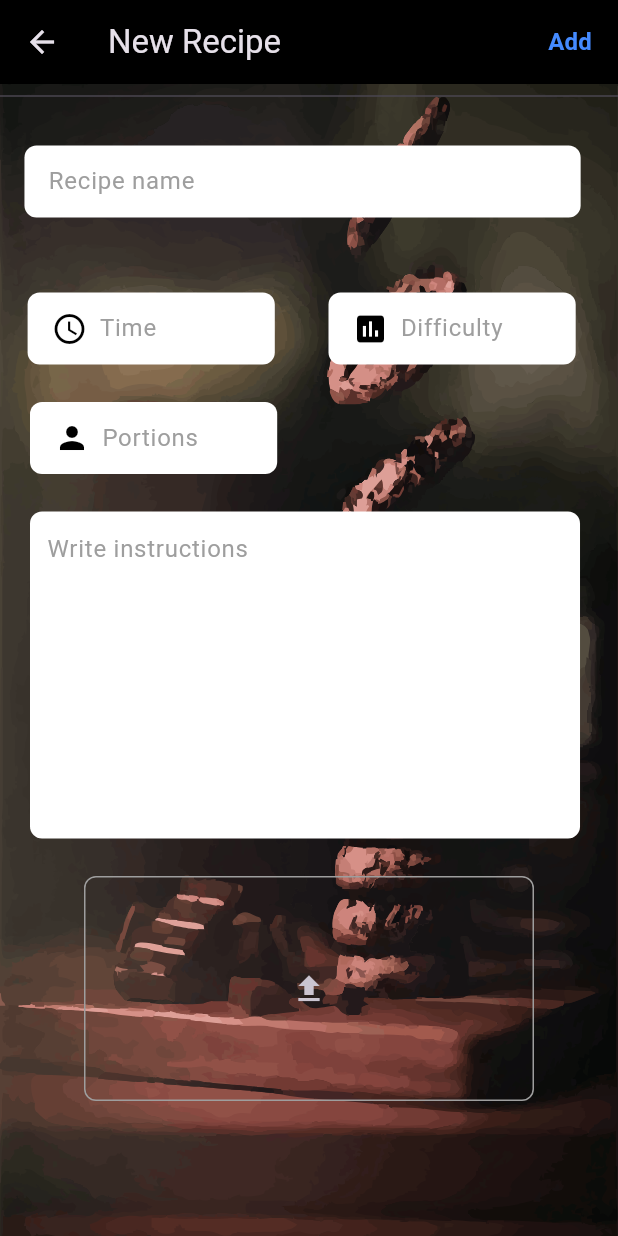
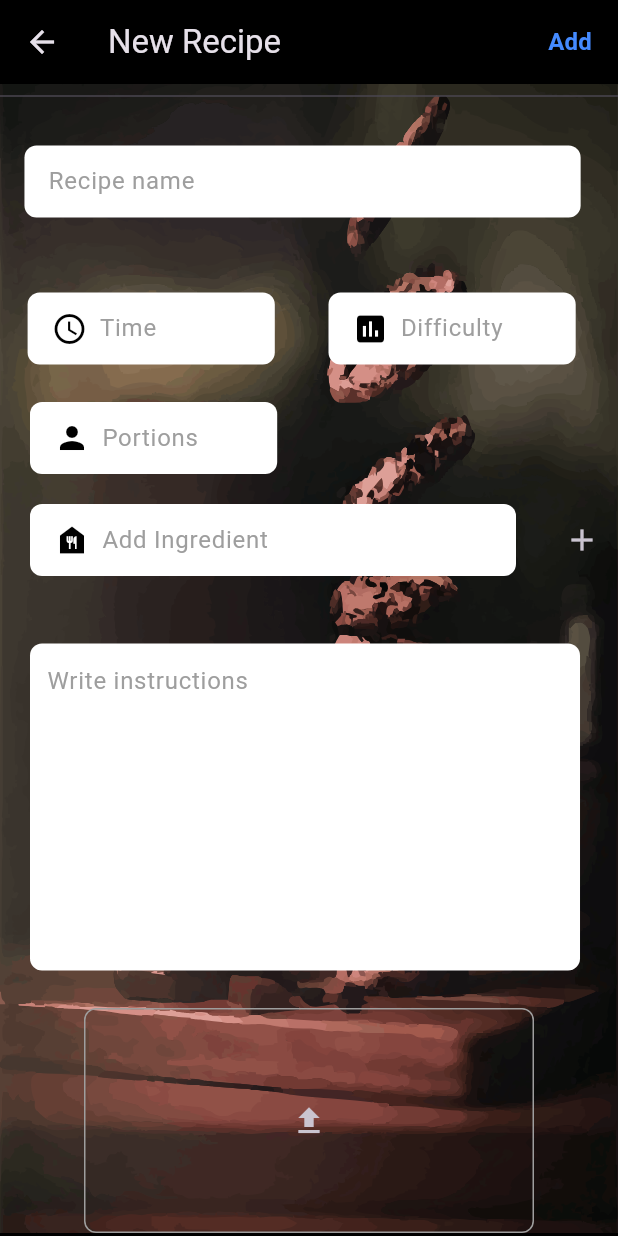
Before and after one commit to romeovasil/proiect_chs, a Flutter app: the AddRecipeScreen screen opened directly, on a phone screen of 412 x 824 dp. Run offline on Flutter 3.47's test engine with Material 3 defaults, Android fonts, the phone set to English and light mode, and no system bars; our stand-ins replace cloud_firestore, firebase_auth, firebase_core, firebase_storage, flutter_svg, image_picker; accounts and stored records are empty.

Commit message:
added add ingredients feature

```diff
--- a/lib/model/recipe.dart
+++ b/lib/model/recipe.dart
@@ -11,6 +11,7 @@ class Recipe {
   final String recipeUrl;
   final String recipeId;
   final likes;
+  final ingredients;
 
   const Recipe(
       {required this.name,
@@ -22,7 +23,8 @@ class Recipe {
       required this.username,
       required this.recipeUrl,
       required this.recipeId,
-      required this.likes});
+      required this.likes,
+      required this.ingredients});
 
   static Recipe fromSnap(DocumentSnapshot snap) {
     var snapshot = snap.data() as Map<String, dynamic>;
@@ -38,6 +40,7 @@ class Recipe {
       recipeUrl: snapshot["recipeUrl"],
       recipeId: snapshot["recipeId"],
       likes: snapshot["likes"],
+      ingredients: snapshot["ingredients"],
     );
   }
 
@@ -52,5 +55,6 @@ class Recipe {
         "recipeUrl": recipeUrl,
         "recipeId": recipeId,
         "likes": likes,
+        "ingredients": ingredients,
       };
 }
--- a/lib/resources/auth_methods.dart
+++ b/lib/resources/auth_methods.dart
@@ -58,4 +58,8 @@ class AuthMethods {
     }
     return res;
   }
+
+  Future<void> signOut() async {
+    await _auth.signOut();
+  }
 }
--- a/lib/resources/firestore_methods.dart
+++ b/lib/resources/firestore_methods.dart
@@ -16,7 +16,8 @@ class FirestoreMethods {
       String time,
       String portions,
       String difficulty,
-      String username) async {
+      String username,
+      ingredients) async {
     String res = "error";
     try {
       print("merge?");
@@ -35,7 +36,7 @@ class FirestoreMethods {
           recipeUrl: photoUrl,
           username: username,
           likes: [],
-      );
+          ingredients: ingredients);
 
       _firebaseFirestore
           .collection("recipes")
--- a/lib/screens/add_recipe_screen.dart
+++ b/lib/screens/add_recipe_screen.dart
@@ -25,7 +25,9 @@ class _AddRecipeScreenState extends State<AddRecipeScreen> {
   final TextEditingController _timeController = TextEditingController();
   final TextEditingController _portionsController = TextEditingController();
   final TextEditingController _difficultyController = TextEditingController();
+  final TextEditingController _ingredientController = TextEditingController();
 
+  List<String> ingredientsList = [];
   bool _isLoading = false;
   void addRecipe(String uid, String username) async {
     setState(() {
@@ -40,7 +42,8 @@ class _AddRecipeScreenState extends State<AddRecipeScreen> {
           _timeController.text,
           _portionsController.text,
           _difficultyController.text,
-          username);
+          username,
+          ingredientsList);
       if (res == "succes") {
         setState(() {
           _isLoading = false;
@@ -122,6 +125,21 @@ class _AddRecipeScreenState extends State<AddRecipeScreen> {
     _nameController.dispose();
     _portionsController.dispose();
     _timeController.dispose();
+    _ingredientController.dispose();
+  }
+
+  void addIngredient(String ingredient) {
+    setState(() {
+      print(ingredientsList);
+      print(ingredient);
+      ingredientsList.add(ingredient);
+    });
+  }
+
+  void removeIngredient(String ingredient) {
+    setState(() {
+      ingredientsList.remove(ingredient);
+    });
   }
 
   @override
@@ -147,7 +165,8 @@ class _AddRecipeScreenState extends State<AddRecipeScreen> {
           ),
         ],
       ),
-      body: Stack(
+      body: SingleChildScrollView(
+        child: Stack(
           children: [
             Positioned.fill(
               child: SvgPicture.asset(
@@ -168,7 +187,8 @@ class _AddRecipeScreenState extends State<AddRecipeScreen> {
                 children: [
                   Container(
                     width: MediaQuery.of(context).size.width * 0.9,
-                  margin: EdgeInsets.symmetric(horizontal: 12.0, vertical: 25),
+                    margin:
+                        EdgeInsets.symmetric(horizontal: 12.0, vertical: 25),
                     decoration: BoxDecoration(
                       color: Colors.white,
                       borderRadius: BorderRadius.circular(8.0),
@@ -313,11 +333,89 @@ class _AddRecipeScreenState extends State<AddRecipeScreen> {
                 ],
               ),
               Row(
+                children: [
+                  Expanded(
+                    child: Container(
+                      width: MediaQuery.of(context).size.width * 0.4,
+                      margin:
+                          EdgeInsets.symmetric(horizontal: 20.0, vertical: 20),
+                      decoration: BoxDecoration(
+                        color: Colors.white,
+                        borderRadius: BorderRadius.circular(8.0),
+                      ),
+                      child: Padding(
+                        padding: EdgeInsets.symmetric(horizontal: 16.0),
+                        child: Row(
+                          children: [
+                            Icon(Icons.food_bank,
+                                color: const Color.fromARGB(255, 0, 0, 0)),
+                            SizedBox(width: 8.0),
+                            Expanded(
+                              child: TextField(
+                                controller: _ingredientController,
+                                style: TextStyle(color: Colors.black),
+                                decoration: InputDecoration(
+                                  hintText: "Add Ingredient",
+                                  hintStyle: TextStyle(color: Colors.grey),
+                                  border: InputBorder.none,
+                                  contentPadding:
+                                      EdgeInsets.symmetric(vertical: 12.0),
+                                ),
+                                maxLines: 1,
+                              ),
+                            ),
+                          ],
+                        ),
+                      ),
+                    ),
+                  ),
+                  IconButton(
+                    icon: Icon(Icons.add),
+                    onPressed: () {
+                      addIngredient(_ingredientController.text);
+                      _ingredientController.clear();
+                    },
+                  ),
+                ],
+              ),
+              Align(
+                alignment: Alignment.topLeft,
+                child: Column(
+                  crossAxisAlignment: CrossAxisAlignment.start,
+                  children: ingredientsList.map((ingredient) {
+                    return Container(
+                      margin: EdgeInsets.symmetric(horizontal: 30, vertical: 5),
+                      padding: EdgeInsets.all(8.0),
+                      decoration: BoxDecoration(
+                        color: const Color.fromARGB(255, 119, 107, 5),
+                        borderRadius: BorderRadius.circular(8.0),
+                      ),
+                      child: Row(
+                        mainAxisSize: MainAxisSize.min,
+                        children: [
+                          Text(
+                            ingredient,
+                            style: TextStyle(color: Colors.black),
+                          ),
+                          IconButton(
+                            icon: Icon(Icons.delete),
+                            onPressed: () {
+                              removeIngredient(ingredient);
+                            },
+                          ),
+                        ],
+                      ),
+                    );
+                  }).toList(),
+                ),
+              ),
+              Row(
                 crossAxisAlignment: CrossAxisAlignment.start,
                 children: [
                   Container(
                     width: MediaQuery.of(context).size.width * 0.89,
-                  margin: EdgeInsets.symmetric(horizontal: 20.0, vertical: 25),
+                    margin:
+                        EdgeInsets.symmetric(horizontal: 20.0, vertical: 25),
                     decoration: BoxDecoration(
                       color: Colors.white,
                       borderRadius: BorderRadius.circular(8.0),
@@ -350,14 +448,11 @@ class _AddRecipeScreenState extends State<AddRecipeScreen> {
               _file == null
                   ? Center(
                       child: Container(
-                      width: 300.0, // Adjust the width
+                        width: 300.0,
                         height: 150.0,
                         decoration: BoxDecoration(
-                        border: Border.all(
-                            color: Colors.grey,
-                            width: 1.0), // Border color and width
-                        borderRadius:
-                            BorderRadius.circular(8.0), // Border radius
+                          border: Border.all(color: Colors.grey, width: 1.0),
+                          borderRadius: BorderRadius.circular(8.0),
                         ),
                         child: IconButton(
                           icon: const Icon(Icons.upload),
@@ -371,14 +466,12 @@ class _AddRecipeScreenState extends State<AddRecipeScreen> {
                         Center(
                           child: Container(
                             margin: EdgeInsets.symmetric(horizontal: 46),
-                          width: 300.0, // Adjust the width
+                            width: 300.0,
                             height: 150.0,
                             decoration: BoxDecoration(
-                            border: Border.all(
-                                color: Colors.grey,
-                                width: 1.0), // Border color and width
-                            borderRadius:
-                                BorderRadius.circular(8.0), // Border radius
+                              border:
+                                  Border.all(color: Colors.grey, width: 1.0),
+                              borderRadius: BorderRadius.circular(8.0),
                             ),
                             child: AspectRatio(
                               aspectRatio: 487 / 451,
@@ -396,9 +489,10 @@ class _AddRecipeScreenState extends State<AddRecipeScreen> {
                         ),
                         const Divider(),
                       ],
-                  )
+                    ),
             ]),
           ],
+        ),
       ),
     );
   }
--- a/lib/utils/global_variables.dart
+++ b/lib/utils/global_variables.dart
@@ -1,6 +1,7 @@
 import 'package:flutter/material.dart';
 import 'package:proiect_chs_r/screens/add_recipe_screen.dart';
 import 'package:proiect_chs_r/screens/home_screen.dart';
+import 'package:proiect_chs_r/screens/profile_screen.dart';
 
 const webscreenSize = 600;
 
@@ -8,5 +9,5 @@ const homeScreenItems = [
   HomeScreen(),
   AddRecipeScreen(),
   Text("cart"),
-  Text("profile"),
+  ProfileScreen()
 ];
```
Also changed, not shown: lib/screens/profile_screen.dart (added, +41 -0 lines). Lines whose indentation alone changed are shown as unchanged.
